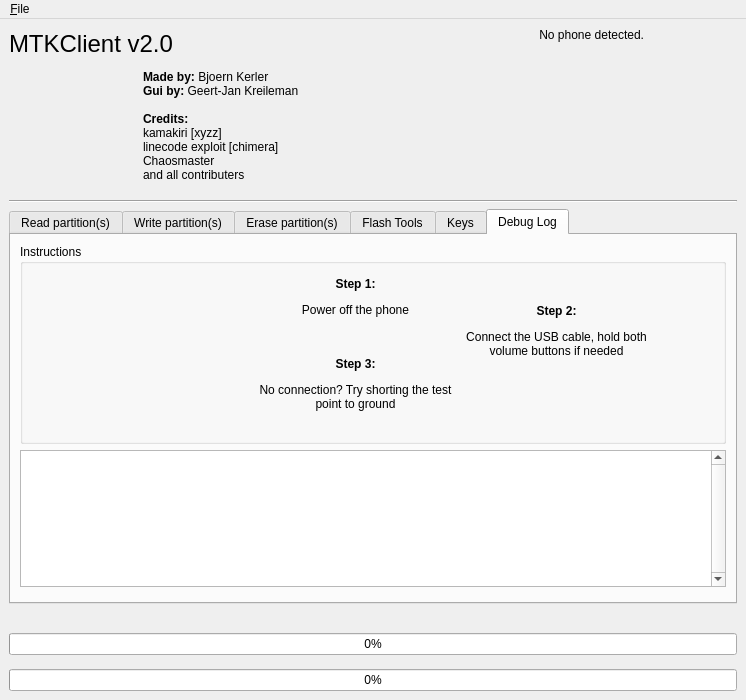
The window that mtkclient/gui/main_gui.ui (emtee40/mtk-client) describes before a commit, drawn with Qt 5.
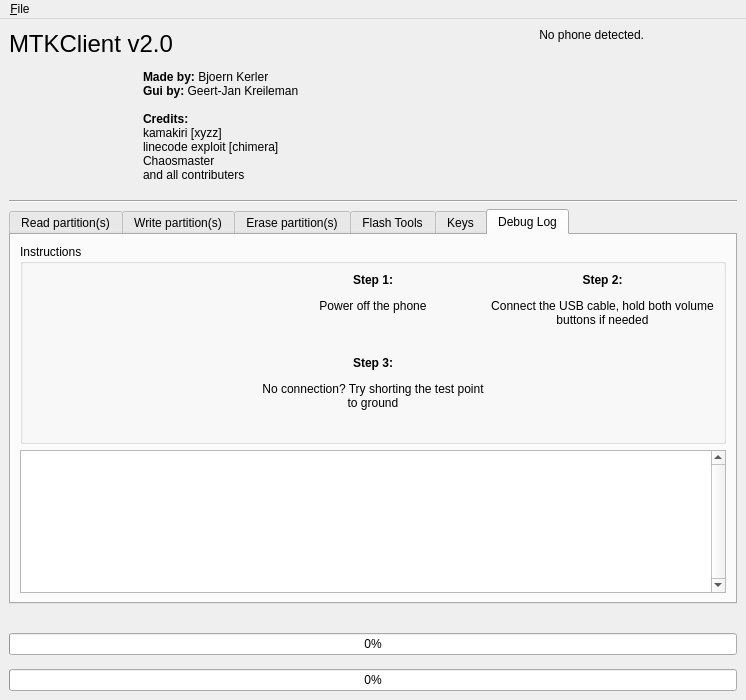
The same window after the commit. Icons and pictures are not drawn.

Diff of the .ui file:
```diff
--- a/mtkclient/gui/main_gui.ui
+++ b/mtkclient/gui/main_gui.ui
@@ -14,7 +14,7 @@
    </rect>
   </property>
   <property name="sizePolicy">
-   <sizepolicy hsizetype="MinimumExpanding" vsizetype="MinimumExpanding">
+   <sizepolicy hsizetype="Preferred" vsizetype="MinimumExpanding">
     <horstretch>0</horstretch>
     <verstretch>0</verstretch>
    </sizepolicy>
@@ -785,11 +785,12 @@
          <attribute name="title">
           <string>Debug Log</string>
          </attribute>
-         <layout class="QVBoxLayout" name="verticalLayout_7">
-          <item>
            <layout class="QVBoxLayout" name="verticalLayout_6">
             <item>
              <widget class="QGroupBox" name="connectInfo">
+            <property name="enabled">
+             <bool>true</bool>
+            </property>
               <property name="sizePolicy">
                <sizepolicy hsizetype="Preferred" vsizetype="Preferred">
                 <horstretch>0</horstretch>
@@ -802,34 +803,19 @@
                 <height>200</height>
                </size>
               </property>
-              <property name="maximumSize">
-               <size>
-                <width>16777215</width>
-                <height>200</height>
-               </size>
-              </property>
               <property name="title">
                <string>Instructions</string>
               </property>
+            <property name="alignment">
+             <set>Qt::AlignLeading|Qt::AlignLeft|Qt::AlignTop</set>
+            </property>
+            <layout class="QGridLayout" name="gridLayout">
+             <item row="0" column="0" rowspan="2">
               <widget class="QLabel" name="initStepsImage">
-               <property name="geometry">
-                <rect>
-                 <x>12</x>
-                 <y>50</y>
-                 <width>220</width>
-                 <height>120</height>
-                </rect>
-               </property>
-               <property name="minimumSize">
-                <size>
-                 <width>0</width>
-                 <height>0</height>
-                </size>
-               </property>
                <property name="maximumSize">
                 <size>
-                 <width>300</width>
-                 <height>200</height>
+                 <width>280</width>
+                 <height>180</height>
                 </size>
                </property>
                <property name="frameShape">
@@ -854,36 +840,21 @@
                 <number>0</number>
                </property>
               </widget>
-              <widget class="QWidget" name="">
-               <property name="geometry">
-                <rect>
-                 <x>238</x>
-                 <y>33</y>
-                 <width>398</width>
-                 <height>154</height>
-                </rect>
-               </property>
-               <layout class="QGridLayout" name="gridLayout">
-                <item row="0" column="0">
+             </item>
+             <item row="0" column="1">
                  <widget class="QLabel" name="label_2">
                   <property name="sizePolicy">
-                   <sizepolicy hsizetype="Fixed" vsizetype="Preferred">
+                <sizepolicy hsizetype="Preferred" vsizetype="Preferred">
                     <horstretch>0</horstretch>
                     <verstretch>0</verstretch>
                    </sizepolicy>
                   </property>
                   <property name="minimumSize">
                    <size>
-                    <width>195</width>
+                 <width>0</width>
                     <height>0</height>
                    </size>
                   </property>
-                  <property name="maximumSize">
-                   <size>
-                    <width>195</width>
-                    <height>100</height>
-                   </size>
-                  </property>
                   <property name="text">
                    <string>&lt;html&gt;&lt;head/&gt;&lt;body&gt;&lt;p&gt;&lt;span style=&quot; font-weight:600;&quot;&gt;Step 1:&lt;/span&gt;&lt;/p&gt;&lt;p&gt;Power off the phone&lt;/p&gt;&lt;/body&gt;&lt;/html&gt;</string>
                   </property>
@@ -898,24 +869,18 @@
                   </property>
                  </widget>
                 </item>
-                <item row="0" column="1" rowspan="2">
+             <item row="0" column="2" rowspan="2">
                  <widget class="QLabel" name="label_3">
                   <property name="sizePolicy">
-                   <sizepolicy hsizetype="Fixed" vsizetype="Preferred">
+                <sizepolicy hsizetype="Preferred" vsizetype="Preferred">
                     <horstretch>0</horstretch>
                     <verstretch>0</verstretch>
                    </sizepolicy>
                   </property>
                   <property name="minimumSize">
                    <size>
-                    <width>195</width>
-                    <height>10</height>
-                   </size>
-                  </property>
-                  <property name="maximumSize">
-                   <size>
-                    <width>195</width>
-                    <height>100</height>
+                 <width>0</width>
+                 <height>0</height>
                    </size>
                   </property>
                   <property name="text">
@@ -932,26 +897,20 @@
                   </property>
                  </widget>
                 </item>
-                <item row="1" column="0">
+             <item row="1" column="1">
                  <widget class="QLabel" name="label_4">
                   <property name="sizePolicy">
-                   <sizepolicy hsizetype="Fixed" vsizetype="Preferred">
+                <sizepolicy hsizetype="Preferred" vsizetype="Preferred">
                     <horstretch>0</horstretch>
                     <verstretch>0</verstretch>
                    </sizepolicy>
                   </property>
                   <property name="minimumSize">
                    <size>
-                    <width>195</width>
+                 <width>0</width>
                     <height>0</height>
                    </size>
                   </property>
-                  <property name="maximumSize">
-                   <size>
-                    <width>195</width>
-                    <height>100</height>
-                   </size>
-                  </property>
                   <property name="text">
                    <string>&lt;html&gt;&lt;head/&gt;&lt;body&gt;&lt;p&gt;&lt;span style=&quot; font-weight:600;&quot;&gt;Step 3:&lt;/span&gt;&lt;/p&gt;&lt;p&gt;No connection? Try shorting the test point to ground&lt;/p&gt;&lt;/body&gt;&lt;/html&gt;</string>
                   </property>
@@ -971,22 +930,9 @@
                 </item>
                </layout>
               </widget>
-             </widget>
             </item>
             <item>
              <widget class="QPlainTextEdit" name="logBox">
-              <property name="sizePolicy">
-               <sizepolicy hsizetype="Expanding" vsizetype="Expanding">
-                <horstretch>0</horstretch>
-                <verstretch>0</verstretch>
-               </sizepolicy>
-              </property>
-              <property name="minimumSize">
-               <size>
-                <width>0</width>
-                <height>120</height>
-               </size>
-              </property>
               <property name="styleSheet">
                <string notr="true"/>
               </property>
@@ -1000,11 +946,6 @@
                <bool>false</bool>
               </property>
              </widget>
-            </item>
-           </layout>
-          </item>
-          <item>
-           <widget class="QWidget" name="widget_2" native="true"/>
           </item>
          </layout>
         </widget>
```
Lines whose indentation alone changed are shown as unchanged.
